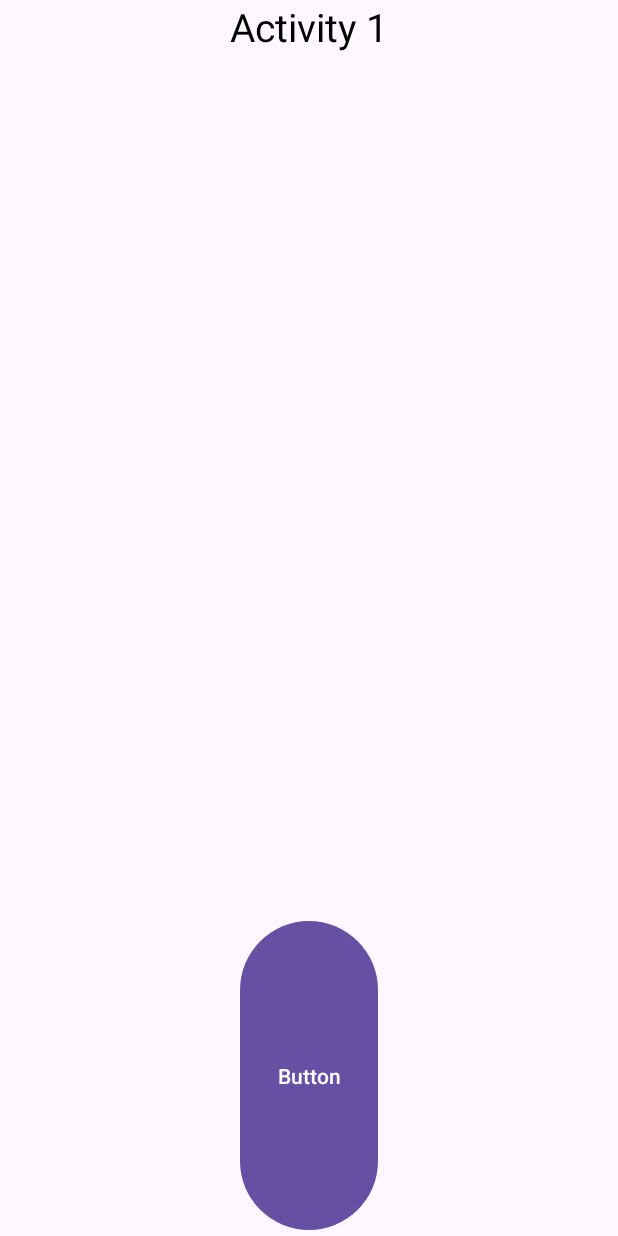
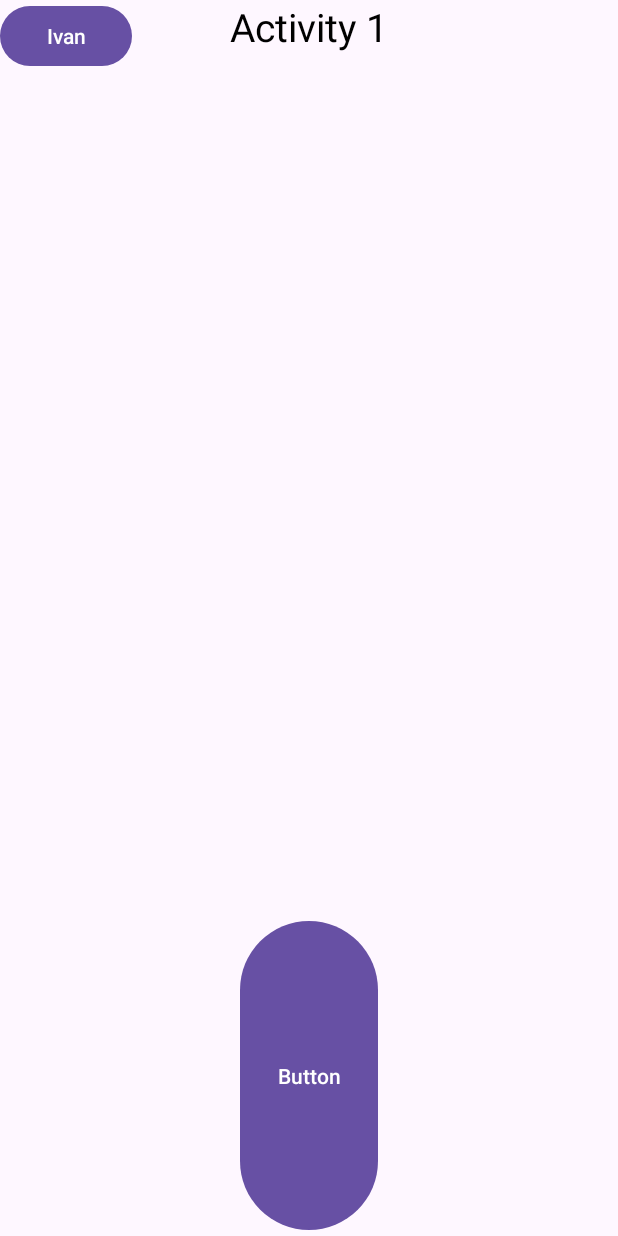
Before and after one commit to Dark045NL/Doner_Map, an Android app: the layout activity_main.xml on its own in the app's theme, with its tools: preview values and no code run, on a phone screen of 412 x 824 dp. Run offline under Robolectric (Android 15) with nearby library versions, the light colour scheme and no system bars.

Commit message:
update nav

```diff
--- a/app/src/main/res/layout/activity_main.xml
+++ b/app/src/main/res/layout/activity_main.xml
@@ -39,6 +39,14 @@
             app:layout_constraintTop_toTopOf="parent"
             />
 
+        <Button
+            android:id="@+id/Ivan"
+            android:layout_width="wrap_content"
+            android:layout_height="wrap_content"
+            android:text="Ivan"
+            tools:layout_editor_absoluteX="154dp"
+            tools:layout_editor_absoluteY="160dp" />
+
     </androidx.constraintlayout.widget.ConstraintLayout>
 
     <com.google.android.material.navigation.NavigationView
```
Also changed, not shown: app/src/main/java/com/example/doner_map/MainActivity.kt (+5 -2 lines).
